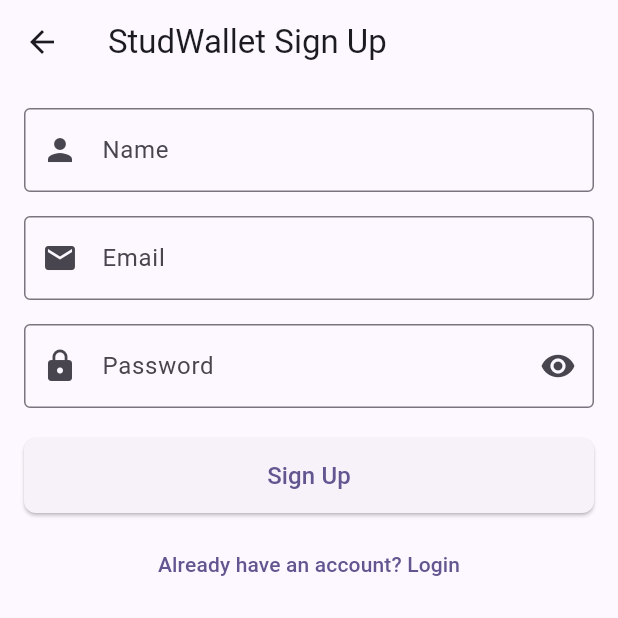
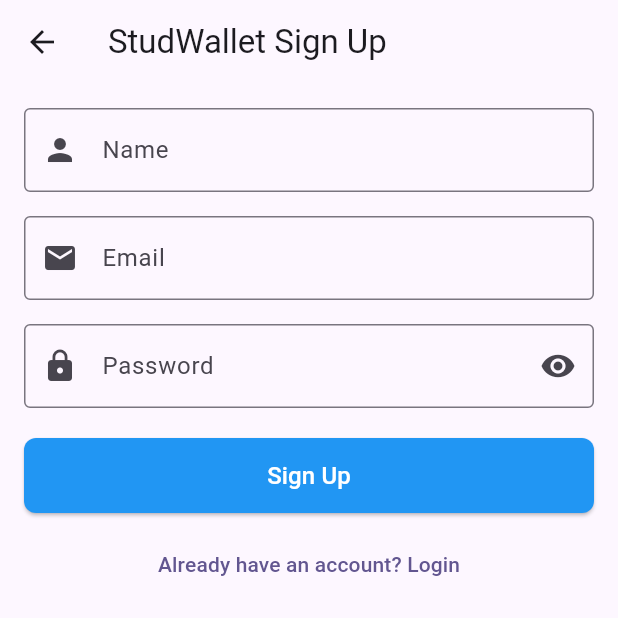
Before and after one commit to CTBen-tech/studbank, a Flutter app: the screen it shows after launch, after a tap on "Create an Account", on a phone screen of 412 x 824 dp, the top half of it. Run offline on Flutter 3.47's test engine with Material 3 defaults, Android fonts, the phone set to English and light mode, and no system bars; our stand-ins replace cloud_firestore, firebase_auth, firebase_core, fl_chart; accounts and stored records are empty.

Commit message:
updated the color of both buttons in login page and signup page and changed

```diff
--- a/lib/main.dart
+++ b/lib/main.dart
@@ -20,7 +20,7 @@
   @override
   Widget build(BuildContext context) {
     return MaterialApp(
-      title: 'StudBank',
+      title: 'Safe Budget',
       theme: ThemeData(
         colorScheme: ColorScheme.fromSeed(seedColor: const Color(0xFF5F04FC)),
         useMaterial3: true,
--- a/lib/pages/login.dart
+++ b/lib/pages/login.dart
@@ -148,6 +148,8 @@
                   : ElevatedButton(
                       onPressed: _login,
                       style: ElevatedButton.styleFrom(
+                        backgroundColor: Colors.blue,
+                        foregroundColor: Colors.white,
                         minimumSize: const Size(double.infinity, 50),
                         shape: RoundedRectangleBorder(
                           borderRadius: BorderRadius.circular(8),
--- a/lib/pages/signup.dart
+++ b/lib/pages/signup.dart
@@ -163,6 +163,8 @@
                   : ElevatedButton(
                       onPressed: _signUp,
                       style: ElevatedButton.styleFrom(
+                        backgroundColor: Colors.blue,
+                        foregroundColor: Colors.white,
                         minimumSize: const Size(double.infinity, 50),
                         shape: RoundedRectangleBorder(
                           borderRadius: BorderRadius.circular(8),
```
